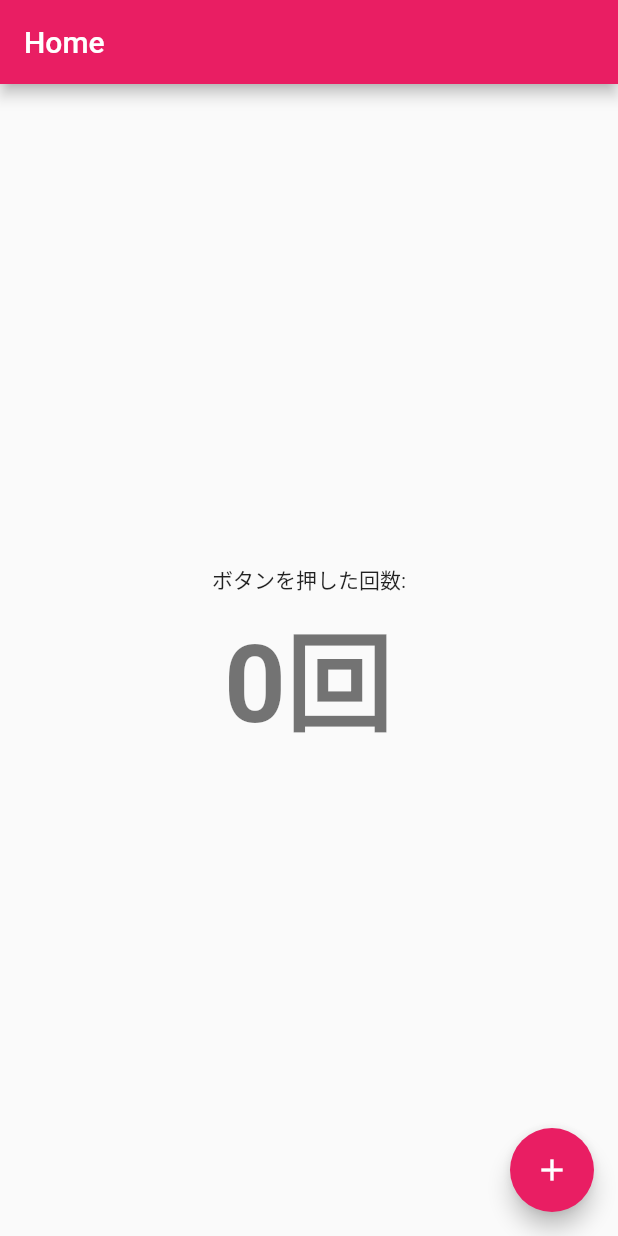
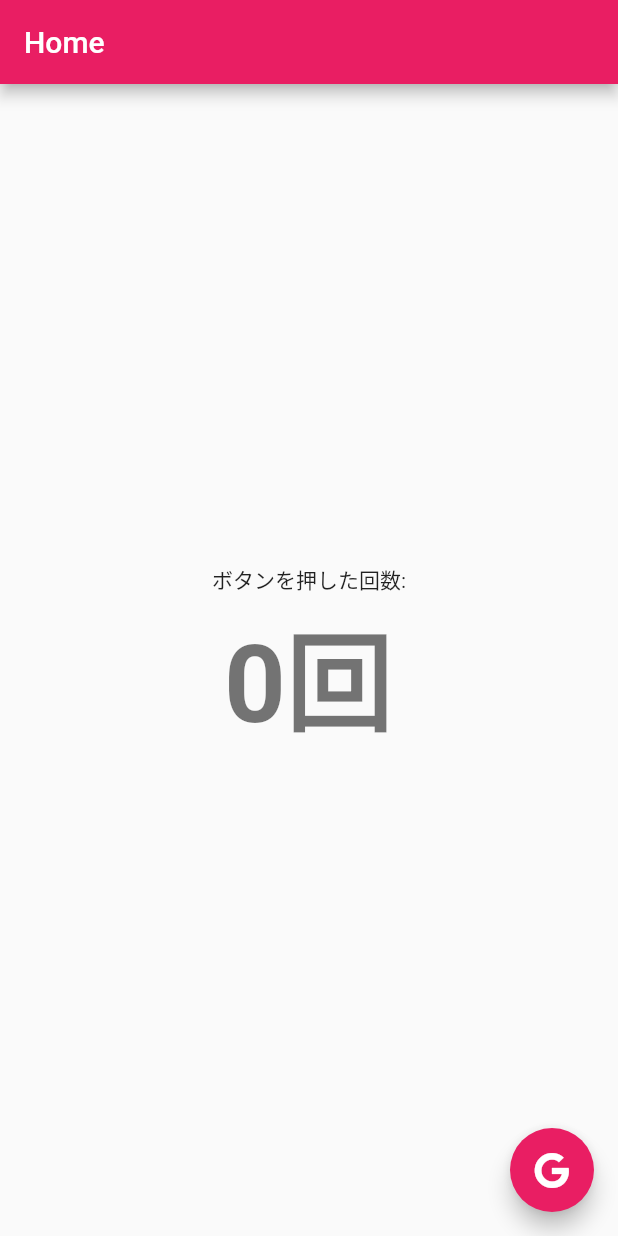
Before and after one commit to m1z0-753/flutter-first-app, a Flutter app: the screen it shows after launch, on a phone screen of 412 x 824 dp. Run offline on Flutter 3.47's test engine with Material 2 defaults, Android fonts, the phone set to English and light mode, and no system bars; our stand-ins replace font_awesome_flutter.

Commit message:
Test: External package deployment

```diff
--- a/lib/main.dart
+++ b/lib/main.dart
@@ -1,4 +1,5 @@
 import 'package:flutter/material.dart';
+import 'package:font_awesome_flutter/font_awesome_flutter.dart';
 
 // void main() => runApp(MyApp());
 void main() {
@@ -74,7 +75,7 @@ class _MyHomePageState extends State<MyHomePage> {
         // onPressed: () => _incrementCounter(),
         // onPressed: () { _incrementCounter(); },
         tooltip: 'Increment',
-        child: Icon(Icons.add),
+        child: new Icon(FontAwesomeIcons.google),
       ),
     );
   }
--- a/pubspec.yaml
+++ b/pubspec.yaml
@@ -19,6 +19,7 @@ environment:
 dependencies:
   flutter:
     sdk: flutter
+  font_awesome_flutter: ^8.5.0
 
   # The following adds the Cupertino Icons font to your application.
   # Use with the CupertinoIcons class for iOS style icons.
@@ -27,7 +28,6 @@ dependencies:
 dev_dependencies:
   flutter_test:
     sdk: flutter
-
 
 # For information on the generic Dart part of this file, see the
 # following page: https://dart.dev/tools/pub/pubspec
```
Also changed, not shown: pubspec.lock.
